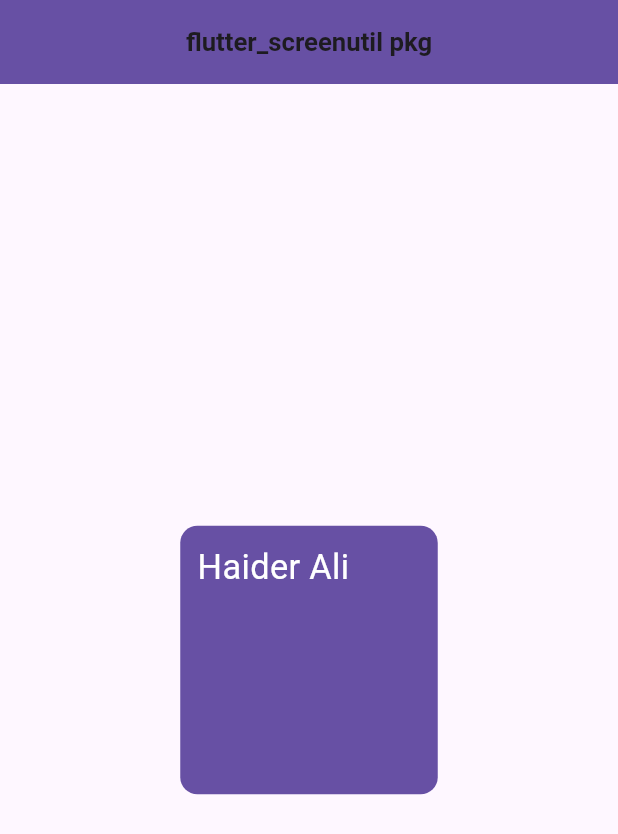
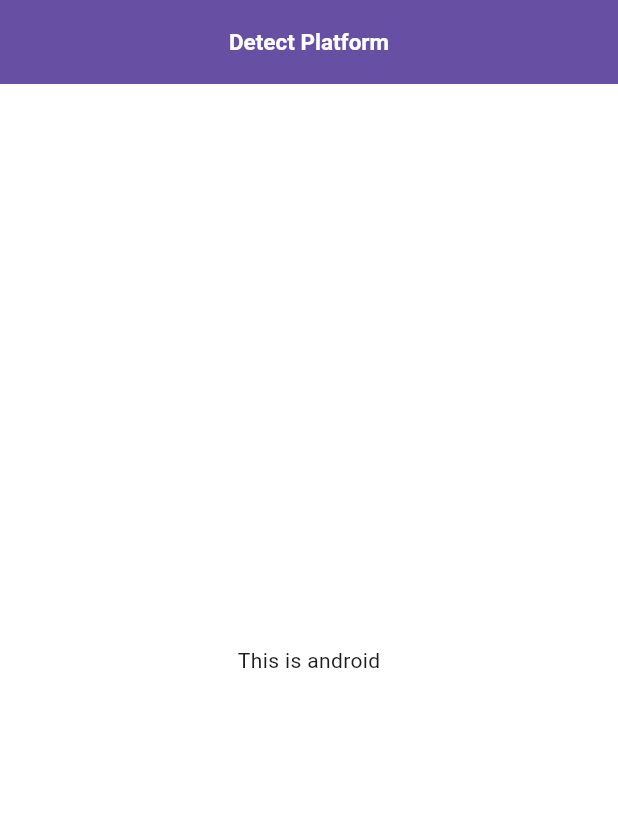
Before and after one commit to HaiderAli228/75DaysGoal, a Flutter app: the screen it shows after launch, on a phone screen of 412 x 824 dp. Shown: the top 834 px of the screen. Run offline on Flutter 3.47's test engine with Material 3 defaults, Android fonts, the phone set to English and light mode, and no system bars; our stand-ins replace flutter_screenutil.

Commit message:
learning the platform detection

```diff
--- a/lib/Day5_pkg.dart
+++ b/lib/Day5_pkg.dart
@@ -17,13 +17,18 @@ class _Day5PkgState extends State<Day5Pkg> {
         centerTitle: true,
         title: Text(
           "flutter_screenutil pkg",
-          style: TextStyle(fontSize: 15.sp, fontWeight: FontWeight.bold),
+          style: TextStyle(
+            fontSize: 15.sp,
+            fontWeight: FontWeight.bold,
+            color: Theme.of(context).colorScheme.onPrimary,
+          ),
         ),
       ),
       body: Center(
         child: Container(
           height: 150.h,
           width: 150.w,
+          alignment: Alignment.center,
           decoration: BoxDecoration(
             borderRadius: BorderRadiusGeometry.all(Radius.circular(10.r)),
             color: Theme.of(context).colorScheme.primary,
--- /dev/null
+++ b/lib/days3/platform_detection.dart
@@ -0,0 +1,49 @@
+import 'dart:io' show Platform;
+import 'package:flutter/foundation.dart';
+import 'package:flutter/material.dart';
+
+class PlatformDetectionClass extends StatefulWidget {
+  const PlatformDetectionClass({super.key});
+
+  @override
+  State<PlatformDetectionClass> createState() => _PlatformDetectionClassState();
+}
+
+class _PlatformDetectionClassState extends State<PlatformDetectionClass> {
+  String platformTypeIfElse() {
+    if (kIsWeb) {
+      return "This is Web";
+    } else if (Platform.isAndroid) {
+      return "This is android";
+    } else if (Platform.isIOS) {
+      return "This is ios";
+    } else if (Platform.isLinux) {
+      return "This is Linux";
+    } else if (Platform.isMacOS) {
+      return "This is MacOS";
+    } else if (Platform.isWindows) {
+      return "This is Window";
+    } else {
+      return "This is nothing";
+    }
+  }
+  @override
+  Widget build(BuildContext context) {
+    return Scaffold(
+      backgroundColor: Colors.white,
+      appBar: AppBar(
+        backgroundColor: Theme.of(context).colorScheme.primary,
+        centerTitle: true,
+        title: Text(
+          " Detect Platform ",
+          style: TextStyle(
+            fontSize: 15,
+            fontWeight: FontWeight.bold,
+            color: Theme.of(context).colorScheme.onPrimary,
+          ),
+        ),
+      ),
+      body: Center(child: Text(platformTypeIfElse())),
+    );
+  }
+}
--- a/lib/main.dart
+++ b/lib/main.dart
@@ -1,4 +1,5 @@
 import 'package:_75daysgoal/Day5_pkg.dart';
+import 'package:_75daysgoal/days3/platform_detection.dart';
 import 'package:flutter/material.dart';
 import 'package:flutter_screenutil/flutter_screenutil.dart';
 
@@ -14,14 +15,16 @@ class MyApp extends StatefulWidget {
 }
 
 class _MyAppState extends State<MyApp> {
-  bool toggle = false;
   @override
   Widget build(BuildContext context) {
     return ScreenUtilInit(
       splitScreenMode: true,
       minTextAdapt: true,
-      builder: (context, child) =>
-          MaterialApp(debugShowCheckedModeBanner: false, home: Day5Pkg()),
+      builder: (context, child) => MaterialApp(
+        debugShowCheckedModeBanner: false,
+        home: PlatformDetectionClass(),
+
+      ),
     );
   }
 }
```
